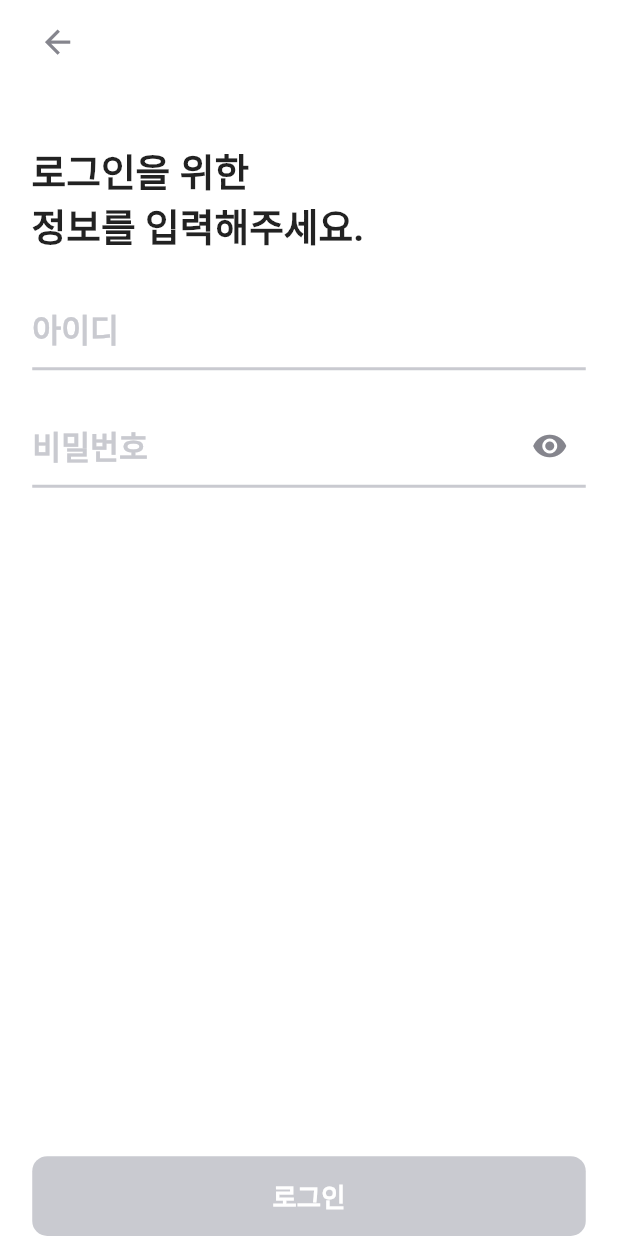
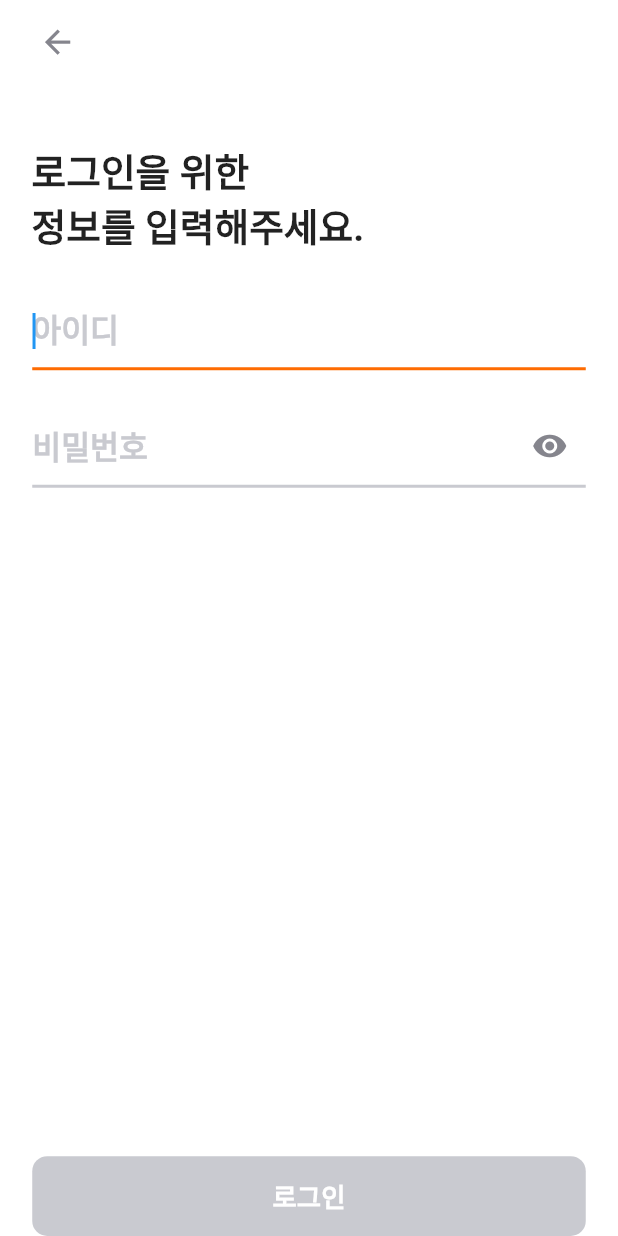
Before and after one commit to mukgen/mukgen_Flutter_V1, a Flutter app: the screen it shows after launch, after a tap on "로그인", on a phone screen of 412 x 824 dp. Run offline on Flutter 3.47's test engine with Material 2 defaults, Android fonts, the phone set to English and light mode, and no system bars; our stand-ins replace flutter_screenutil; missing offline and left inert: transition; Roboto replaces fonts that are missing (MukgenSemiBold).

Commit message:
⚡️ :: 오토포커스 적용, 상수 변환

```diff
--- a/lib/screen/auth/login_page.dart
+++ b/lib/screen/auth/login_page.dart
@@ -86,7 +86,7 @@ class _LoginPageState extends State<LoginPage> {
               fontSize: 20,
               hintText: "아이디",
               isPwdTextField: false,
-              autofocus: false,
+              autofocus: true,
               maxLength: null,
             ),
             SizedBox(height: 24.0.h),
@@ -96,7 +96,7 @@ class _LoginPageState extends State<LoginPage> {
               fontSize: 20,
               hintText: "비밀번호",
               isPwdTextField: true,
-              autofocus: false,
+              autofocus: true,
               maxLength: null,
             ),
             const Expanded(
@@ -163,7 +163,7 @@ class _LoginPageState extends State<LoginPage> {
                                       Navigator.of(context).pushAndRemoveUntil(
                                           MaterialPageRoute(
                                               builder: (context) =>
-                                                  MainNavigator()),
+                                                  const MainNavigator()),
                                           (route) => false);
                                     }
                                   },
```
